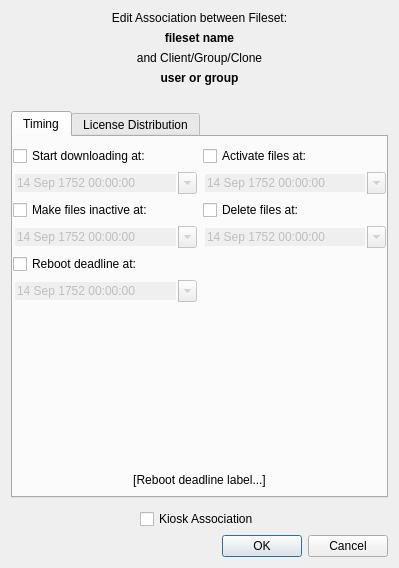
This is FWAdminLib/EditAssociationDlg.ui in fw-dev/translations as Qt 5 draws it before an edit. The edited form follows.
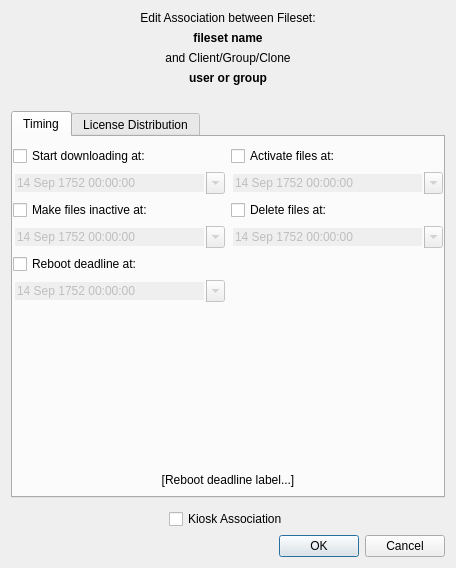
This is the edited form.

Patch:
```diff
--- a/FWAdminLib/EditAssociationDlg.ui
+++ b/FWAdminLib/EditAssociationDlg.ui
@@ -6,7 +6,7 @@
    <rect>
     <x>0</x>
     <y>0</y>
-    <width>399</width>
+    <width>456</width>
     <height>568</height>
    </rect>
   </property>
```
Left out of the diff: 2 changed lines with no effect on the pictures.
